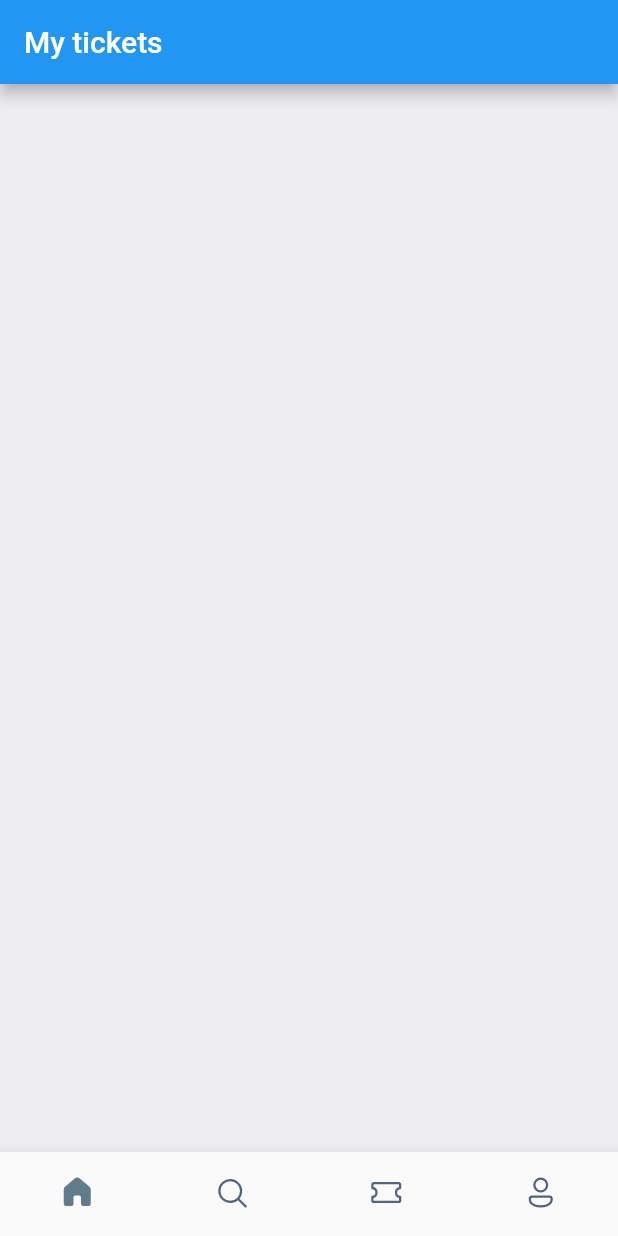
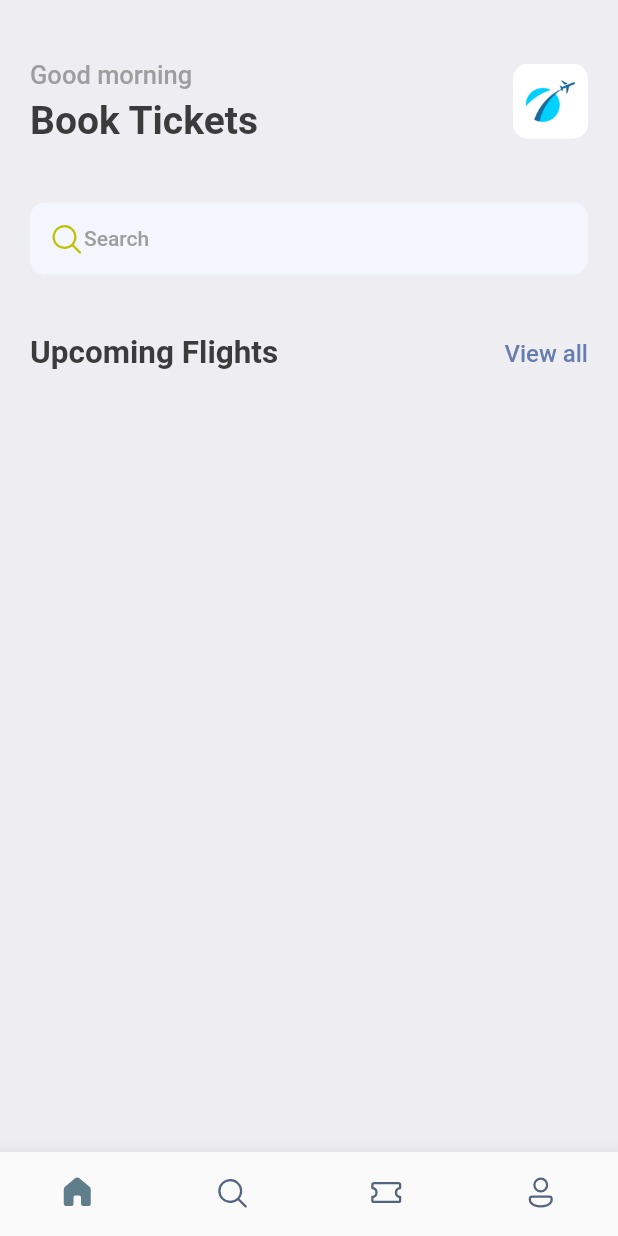
Before and after one commit to Den-JavaAndroid/TicketBookingApp, a Flutter app: the screen it shows after launch, on a phone screen of 412 x 824 dp. Run offline on Flutter 3.47's test engine with Material 2 defaults, Android fonts, the phone set to English and light mode, and no system bars; our stand-ins replace fluentui_icons, gap.

Commit message:
develop up part of home_screen

```diff
--- a/lib/main.dart
+++ b/lib/main.dart
@@ -1,5 +1,6 @@
 import 'package:flutter/material.dart';
 import 'package:ticket_booking/screens/bottom_bar.dart';
+import 'package:ticket_booking/utils/app_styles.dart';
 
 void main() {
   runApp(const MyApp());
@@ -11,9 +12,10 @@ class MyApp extends StatelessWidget {
   @override
   Widget build(BuildContext context) {
     return MaterialApp(
+      debugShowCheckedModeBanner: false,
       title: 'Book tickets',
       theme: ThemeData(
-        primarySwatch: Colors.blue,
+        primaryColor: primary,
       ),
       home: const BottomBar(),
     );
--- a/lib/screens/bottom_bar.dart
+++ b/lib/screens/bottom_bar.dart
@@ -27,9 +27,6 @@ class _BottomBarState extends State<BottomBar> {
   @override
   Widget build(BuildContext context) {
     return Scaffold(
-      appBar: AppBar(
-        title: Text("My tickets"),
-      ),
       body: Center(child: _widgetOptions[_selectedIndex]),
       bottomNavigationBar: BottomNavigationBar(
         currentIndex: _selectedIndex,
--- a/lib/screens/home_screen.dart
+++ b/lib/screens/home_screen.dart
@@ -1,4 +1,8 @@
+import 'package:fluentui_icons/fluentui_icons.dart';
 import 'package:flutter/material.dart';
+import 'package:gap/gap.dart';
+
+import '../utils/app_styles.dart';
 
 class HomeScreen extends StatelessWidget {
   const HomeScreen({Key? key}) : super(key: key);
@@ -6,8 +10,72 @@ class HomeScreen extends StatelessWidget {
   @override
   Widget build(BuildContext context) {
     return Scaffold(
-      backgroundColor: Color(0xFFeeedf2),
-      body: Column(),
+      backgroundColor: Styles.bgColor,
+      body: ListView(
+        children: [
+          Container(
+            padding: const EdgeInsets.symmetric(horizontal: 20),
+            child: Column(
+              children: [
+                const Gap(40),
+                Row(
+                  mainAxisAlignment: MainAxisAlignment.spaceBetween,
+                  children: [
+                    Column(
+                        crossAxisAlignment: CrossAxisAlignment.start,
+                        children: [
+                          Text("Good morning", style: Styles.headLineStyle3),
+                          const Gap(
+                            5,
+                          ),
+                          Text("Book Tickets", style: Styles.headLineStyle),
+                        ]),
+                    Container(
+                        height: 50,
+                        width: 50,
+                        decoration: BoxDecoration(
+                            borderRadius: BorderRadius.circular(10),
+                            image: const DecorationImage(
+                                fit: BoxFit.fitHeight,
+                                image: AssetImage("assets/images/img_1.png")))),
+                  ],
+                ),
+                const Gap(40),
+                Container(
+                  decoration: BoxDecoration(
+                      borderRadius: BorderRadius.circular(10),
+                      color: const Color(0xFFF4F6FD)),
+                  padding:
+                      const EdgeInsets.symmetric(horizontal: 12, vertical: 12),
+                  child: Row(
+                    children: [
+                      const Icon(FluentSystemIcons.ic_fluent_search_regular,
+                          color: Color(0xFFBFC205)),
+                      Text("Search", style: Styles.headLineStyle4)
+                    ],
+                  ),
+                ),
+                const Gap(40),
+                Row(
+                  mainAxisAlignment: MainAxisAlignment.spaceBetween,
+                  children: [
+                    Text("Upcoming Flights", style: Styles.headLineStyle2),
+                    InkWell(
+                      onTap: (){
+                        print("You are tapped");
+                      },
+                      child: Text("View all",
+                          style: Styles.textStyle
+                              .copyWith(color: Styles.primaryColor)),
+                    )
+                  ],
+                )
+              ],
+            ),
+          ),
+
+        ],
+      ),
     );
   }
 }
--- /dev/null
+++ b/lib/utils/app_styles.dart
@@ -0,0 +1,20 @@
+import 'package:flutter/material.dart';
+
+Color primary = const Color(0xFF687daf);
+
+class Styles {
+  static Color primaryColor = primary;
+  static Color textColor = const Color(0xFF3b3b3b);
+  static Color bgColor = const Color(0xFFeeedf2);
+  static Color orangeColor = const Color(0xFF526799);
+  static TextStyle textStyle =
+      TextStyle(fontSize: 16, color: textColor, fontWeight: FontWeight.w500);
+  static TextStyle headLineStyle =
+      TextStyle(fontSize: 26, color: textColor, fontWeight: FontWeight.bold);
+  static TextStyle headLineStyle2 =
+      TextStyle(fontSize: 21, color: textColor, fontWeight: FontWeight.bold);
+  static TextStyle headLineStyle3 =
+      TextStyle(fontSize: 17, color: Colors.grey.shade500, fontWeight: FontWeight.w500);
+  static TextStyle headLineStyle4 = TextStyle(
+      fontSize: 14, color: Colors.grey.shade500, fontWeight: FontWeight.w500);
+}
--- a/pubspec.yaml
+++ b/pubspec.yaml
@@ -35,6 +35,7 @@ dependencies:
   # Use with the CupertinoIcons class for iOS style icons.
   cupertino_icons: ^1.0.2
   fluentui_icons: ^1.0.0
+  gap: ^2.0.0
 
 dev_dependencies:
   flutter_test:
```
Also changed, not shown: pubspec.lock.
